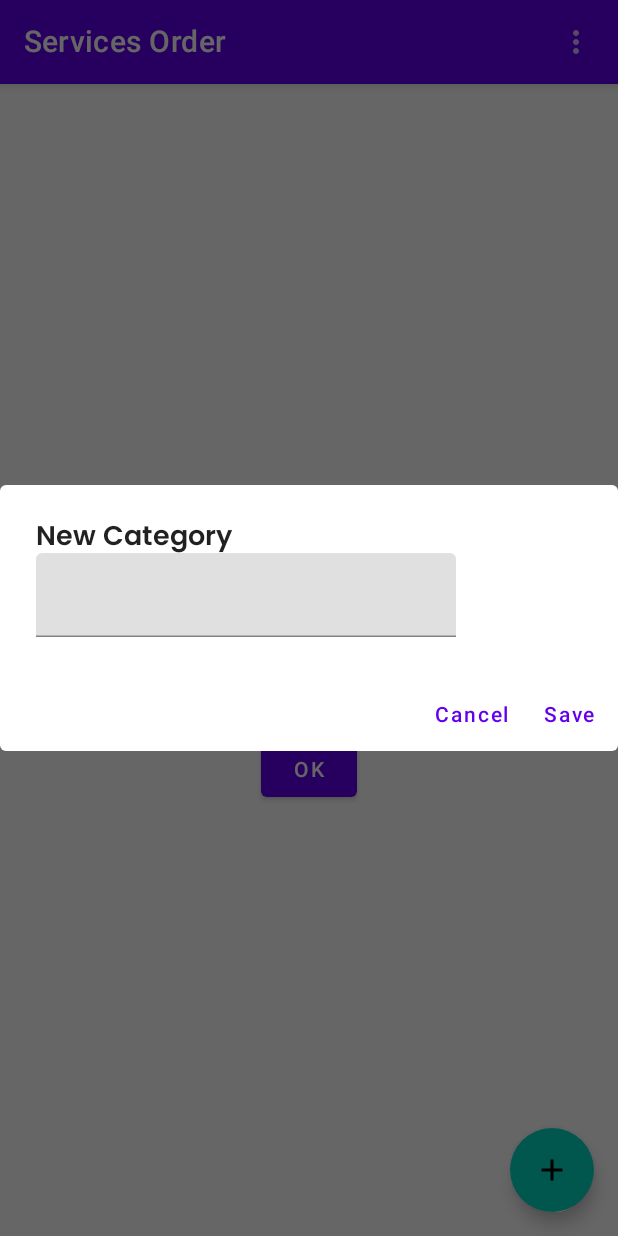
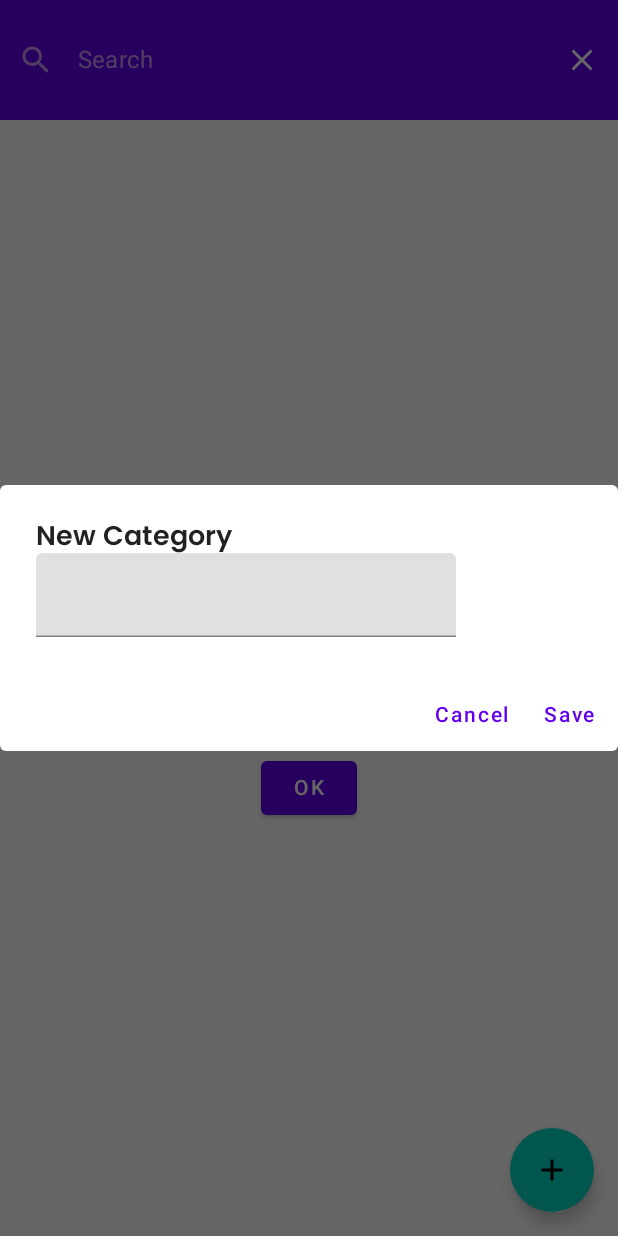
Before and after one commit to espoo-dev/group-habits, an Android app built with Jetpack Compose: the CategoryListScreen screen opened through its navigation route, after a tap on "Insert new book", on a phone screen of 412 x 824 dp. Run offline under Robolectric (Android 15) with nearby library versions, the light colour scheme and no system bars; our stand-ins replace Room's generated code, accompanist; libraries missing offline, so code that uses them is left out: de.charlex.compose; missing, so only their content is drawn: RevealSwipe; 2 other taps on this screen came first.

Commit message:
feat: Created feature search categories presentation (#127)

```diff
--- /dev/null
+++ b/android-so/app/src/main/java/com/group/so/core/ui/components/SearchAppBarState.kt
@@ -0,0 +1,6 @@
+package com.group.so.core.ui.components
+
+enum class SearchAppBarState {
+    CLOSED,
+    OPENED
+}
--- /dev/null
+++ b/android-so/app/src/main/java/com/group/so/core/ui/components/SharedViewModel.kt
@@ -0,0 +1,15 @@
+@file:Suppress("EmptyDefaultConstructor")
+
+package com.group.so.core.ui.components
+
+import androidx.compose.runtime.MutableState
+import androidx.compose.runtime.mutableStateOf
+import androidx.lifecycle.ViewModel
+
+class SharedViewModel() : ViewModel() {
+    val searchAppBarState: MutableState<SearchAppBarState> =
+        mutableStateOf(SearchAppBarState.CLOSED)
+
+    val searchTextState: MutableState<String> =
+        mutableStateOf("")
+}
--- /dev/null
+++ b/android-so/app/src/main/java/com/group/so/core/ui/components/TrailingIconState.kt
@@ -0,0 +1,6 @@
+package com.group.so.core.ui.components
+
+enum class TrailingIconState {
+    DELETE,
+    CLOSE
+}
--- a/android-so/app/src/main/java/com/group/so/presentation/di/PresentationModule.kt
+++ b/android-so/app/src/main/java/com/group/so/presentation/di/PresentationModule.kt
@@ -1,5 +1,6 @@
 package com.group.so.presentation.di
 
+import com.group.so.core.ui.components.SharedViewModel
 import com.group.so.presentation.ui.category.CategoryViewModel
 import com.group.so.presentation.ui.login.LoginViewModel
 import org.koin.core.context.GlobalContext.loadKoinModules
@@ -15,7 +16,8 @@ object PresentationModule {
     private fun viewModelModule(): Module {
         return module {
             factory { LoginViewModel(get()) }
-            factory { CategoryViewModel(get(), get(), get(), get()) }
+            factory { CategoryViewModel(get(), get(), get(), get(), get()) }
+            factory { SharedViewModel() }
         }
     }
 }
--- a/android-so/app/src/main/java/com/group/so/presentation/ui/category/CategoriesListScreen.kt
+++ b/android-so/app/src/main/java/com/group/so/presentation/ui/category/CategoriesListScreen.kt
@@ -22,7 +22,6 @@ import androidx.compose.foundation.layout.wrapContentSize
 import androidx.compose.foundation.lazy.LazyColumn
 import androidx.compose.foundation.lazy.items
 import androidx.compose.material.Divider
-import androidx.compose.material.DropdownMenu
 import androidx.compose.material.ExperimentalMaterialApi
 import androidx.compose.material.FloatingActionButton
 import androidx.compose.material.Icon
@@ -30,9 +29,7 @@ import androidx.compose.material.IconButton
 import androidx.compose.material.MaterialTheme
 import androidx.compose.material.Scaffold
 import androidx.compose.material.Text
-import androidx.compose.material.TopAppBar
 import androidx.compose.material.icons.Icons
-import androidx.compose.material.icons.filled.MoreVert
 import androidx.compose.material.icons.outlined.Delete
 import androidx.compose.material.rememberScaffoldState
 import androidx.compose.material.ripple.rememberRipple
@@ -58,8 +55,11 @@ import com.google.accompanist.swiperefresh.rememberSwipeRefreshState
 import com.group.so.R
 import com.group.so.core.State
 import com.group.so.core.ui.components.AsyncData
+import com.group.so.core.ui.components.CustomTopAppBar
 import com.group.so.core.ui.components.DialogDelete
 import com.group.so.core.ui.components.GenericError
+import com.group.so.core.ui.components.SearchAppBarState
+import com.group.so.core.ui.components.SharedViewModel
 import com.group.so.data.entities.model.Category
 import com.group.so.ui.theme.Poppins
 import com.group.so.ui.theme.SOTheme
@@ -68,6 +68,7 @@ import de.charlex.compose.RevealSwipe
 import de.charlex.compose.RevealValue
 import de.charlex.compose.rememberRevealState
 import kotlinx.coroutines.launch
+import org.koin.androidx.compose.koinViewModel
 
 @ExperimentalFoundationApi
 @ExperimentalMaterialApi
@@ -80,33 +81,25 @@ fun CategoryListScreen(
     onDeleteCategory: (Category) -> Unit,
     reloadCategories: () -> Unit,
 ) {
+
     val scaffoldState = rememberScaffoldState()
-    var menuExpanded by remember { mutableStateOf(false) }
-
+    // var menuExpanded by remember { mutableStateOf(false) }
     var openDialog = remember { mutableStateOf(false) }
 
+    val sharedViewModel = koinViewModel<SharedViewModel>()
+    val searchAppBarState: SearchAppBarState by sharedViewModel.searchAppBarState
+    val searchTextState: String by sharedViewModel.searchTextState
+
     Scaffold(scaffoldState = scaffoldState, topBar = {
-        TopAppBar(title = {
-            Text(text = stringResource(R.string.app_name))
-        }, actions = {
-                IconButton(onClick = { menuExpanded = !menuExpanded }) {
-                    Icon(Icons.Filled.MoreVert, "More options")
-                    DropdownMenu(expanded = menuExpanded, onDismissRequest = {
-                        menuExpanded = false
-                    }, content = {
-//                    DropdownMenuItem(onClick = {
-//                        menuExpanded = false
-//                    }, content = {
-//                        Text(stringResource(R.string.menu_action_settings))
-//                    })
-//                    DropdownMenuItem(onClick = {
-//                        menuExpanded = false
-//                    }, content = {
-//                        Text(stringResource(R.string.menu_action_logout))
-//                    })
-                        })
-                }
-            })
+        CustomTopAppBar(
+            titleToolbar = stringResource(id = R.string.title_toolbar_categories),
+            sharedViewModel = sharedViewModel,
+            searchAppBarState = searchAppBarState,
+            searchTextState = searchTextState,
+            onSubmitSearch = {
+                categoryViewModel.getCategoriesByName(it)
+            }
+        )
     }, floatingActionButton = {
             FloatingActionButton(onClick = {
                 openDialog.value = true
--- a/android-so/app/src/main/java/com/group/so/presentation/ui/category/CategoryViewModel.kt
+++ b/android-so/app/src/main/java/com/group/so/presentation/ui/category/CategoryViewModel.kt
@@ -11,6 +11,7 @@ import com.group.so.domain.category.DeleteCategoryUseCase
 import com.group.so.domain.category.EditCategoryUseCase
 import com.group.so.domain.category.GetCategoriesUseCase
 import com.group.so.domain.category.RegisterCategoryUseCase
+import com.group.so.domain.category.SearchCategoriesUseCase
 import kotlinx.coroutines.Dispatchers
 import kotlinx.coroutines.Job
 import kotlinx.coroutines.flow.MutableStateFlow
@@ -23,7 +24,8 @@ class CategoryViewModel(
     private val getCategoriesUseCase: GetCategoriesUseCase,
     private val registerCategoryUseCase: RegisterCategoryUseCase,
     private val deleteCategoryUseCase: DeleteCategoryUseCase,
-    private val editCategoryUseCase: EditCategoryUseCase
+    private val editCategoryUseCase: EditCategoryUseCase,
+    private val searchCategoriesUseCase: SearchCategoriesUseCase
 ) : ViewModel() {
 
     private var removeCategoryJob: Job? = null
@@ -52,6 +54,31 @@ class CategoryViewModel(
     private fun fetchCategories() {
         viewModelScope.launch {
             getCategoriesUseCase().onStart {
+                _categoryState.value = State.Loading
+            }.catch {
+                with(RemoteException("Could not connect to Service Order API")) {
+                    _categoryState.value = State.Error(this)
+                }
+            }.collect {
+                it.data?.let { posts ->
+                    _categoryState.value = State.Success(posts)
+                }
+                it.error?.let { error ->
+                    with(RemoteException(error.message.toString())) {
+                        _categoryState.value = State.Error(this)
+                    }
+                }
+            }
+        }
+    }
+
+    fun getCategoriesByName(name: String) {
+        searchCategoriesByName(name)
+    }
+
+    private fun searchCategoriesByName(name: String) {
+        viewModelScope.launch {
+            searchCategoriesUseCase(name).onStart {
                 _categoryState.value = State.Loading
             }.catch {
                 with(RemoteException("Could not connect to Service Order API")) {
--- a/android-so/app/src/main/res/values/strings.xml
+++ b/android-so/app/src/main/res/values/strings.xml
@@ -24,6 +24,9 @@
 
     <!-- Categories -->
     <!-- Menu Actions -->
+
+    <string name="title_toolbar_categories">Categories</string>
+
     <string name="menu_action_edit">Edit</string>
     <string name="menu_action_logout">Logout</string>
     <string name="menu_action_settings">Settings</string>
@@ -47,5 +50,10 @@
     <string name="label_btn_dialog_delete">Cancel</string>
     <string name="label_delete_btn_dialog_delete">Delete</string>
 
+    <!--Search bar-->
+    <string name="search">Search</string>
+    <string name="search_icon">search icon</string>
+    <string name="close_icon">close icon</string>
+
 
 </resources>
```
Also changed, not shown: android-so/app/src/main/java/com/group/so/core/ui/components/CustomAppBar.kt (added, +330 -0 lines), 3 other files.
